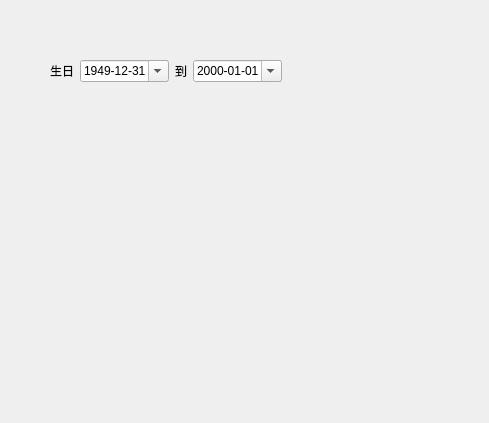
Before: the Qt Designer form config.ui in xihuyu20000/FakeData, drawn with Qt 5.
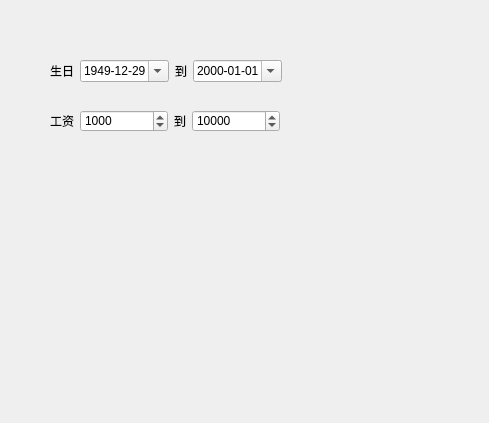
After: the same form once the commit is applied.

Commit message:
增加了工资选项
fix: 配置修改后，数据范围没有变化

What changed in the file:
```diff
--- a/config.ui
+++ b/config.ui
@@ -13,7 +13,7 @@
   <property name="windowTitle">
    <string>Dialog</string>
   </property>
-  <widget class="QWidget" name="">
+  <widget class="QWidget" name="layoutWidget">
    <property name="geometry">
     <rect>
      <x>50</x>
@@ -39,7 +39,7 @@
         <second>0</second>
         <year>1949</year>
         <month>12</month>
-        <day>31</day>
+        <day>29</day>
        </datetime>
       </property>
       <property name="displayFormat">
@@ -69,6 +69,110 @@
     </item>
    </layout>
   </widget>
+  <widget class="QWidget" name="layoutWidget">
+   <property name="geometry">
+    <rect>
+     <x>50</x>
+     <y>110</y>
+     <width>274</width>
+     <height>22</height>
+    </rect>
+   </property>
+   <layout class="QHBoxLayout" name="horizontalLayout">
+    <item>
+     <widget class="QLabel" name="label_3">
+      <property name="maximumSize">
+       <size>
+        <width>24</width>
+        <height>16777215</height>
+       </size>
+      </property>
+      <property name="text">
+       <string>工资</string>
+      </property>
+     </widget>
+    </item>
+    <item>
+     <widget class="QSpinBox" name="salary_start">
+      <property name="minimumSize">
+       <size>
+        <width>88</width>
+        <height>0</height>
+       </size>
+      </property>
+      <property name="maximumSize">
+       <size>
+        <width>88</width>
+        <height>16777215</height>
+       </size>
+      </property>
+      <property name="sizeIncrement">
+       <size>
+        <width>88</width>
+        <height>0</height>
+       </size>
+      </property>
+      <property name="maximum">
+       <number>9999999</number>
+      </property>
+      <property name="singleStep">
+       <number>1</number>
+      </property>
+      <property name="value">
+       <number>1000</number>
+      </property>
+     </widget>
+    </item>
+    <item>
+     <widget class="QLabel" name="label_4">
+      <property name="maximumSize">
+       <size>
+        <width>12</width>
+        <height>16777215</height>
+       </size>
+      </property>
+      <property name="text">
+       <string>到</string>
+      </property>
+     </widget>
+    </item>
+    <item>
+     <widget class="QSpinBox" name="salary_stop">
+      <property name="minimumSize">
+       <size>
+        <width>88</width>
+        <height>0</height>
+       </size>
+      </property>
+      <property name="maximumSize">
+       <size>
+        <width>88</width>
+        <height>16777215</height>
+       </size>
+      </property>
+      <property name="maximum">
+       <number>99999999</number>
+      </property>
+      <property name="value">
+       <number>10000</number>
+      </property>
+     </widget>
+    </item>
+    <item>
+     <spacer name="horizontalSpacer">
+      <property name="orientation">
+       <enum>Qt::Orientation::Horizontal</enum>
+      </property>
+      <property name="sizeHint" stdset="0">
+       <size>
+        <width>40</width>
+        <height>20</height>
+       </size>
+      </property>
+     </spacer>
+    </item>
+   </layout>
+  </widget>
  </widget>
  <resources/>
  <connections/>
```
Left out of the diff: 2 changed lines with no effect on the pictures. The commit also changes 4 other files.
